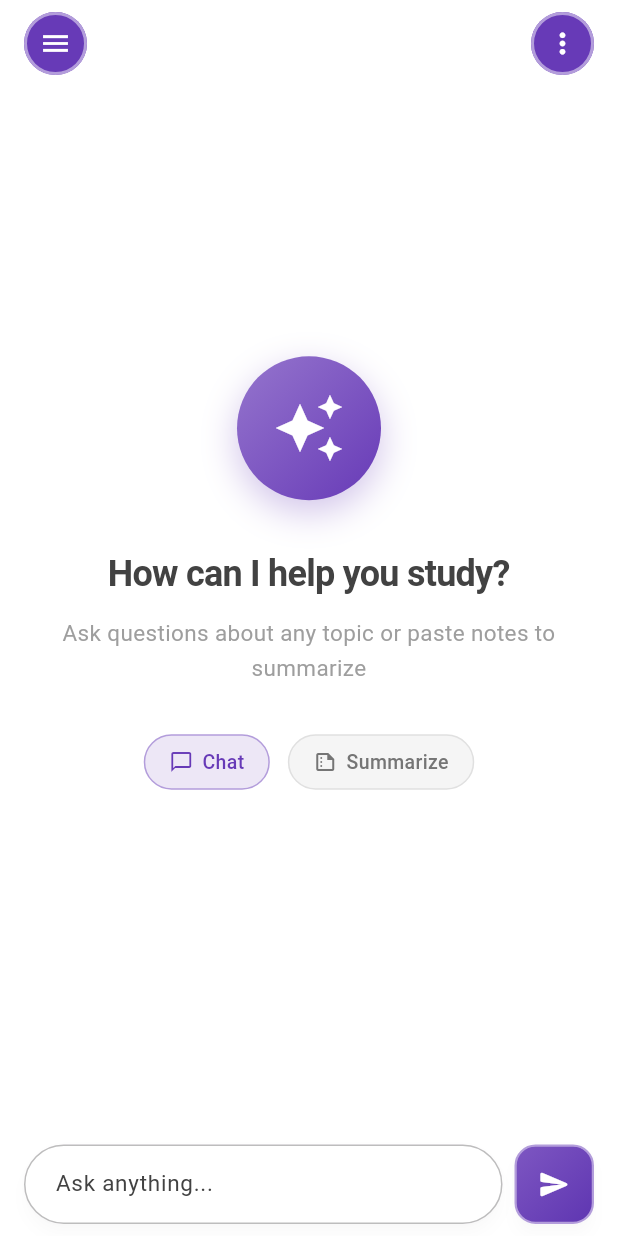
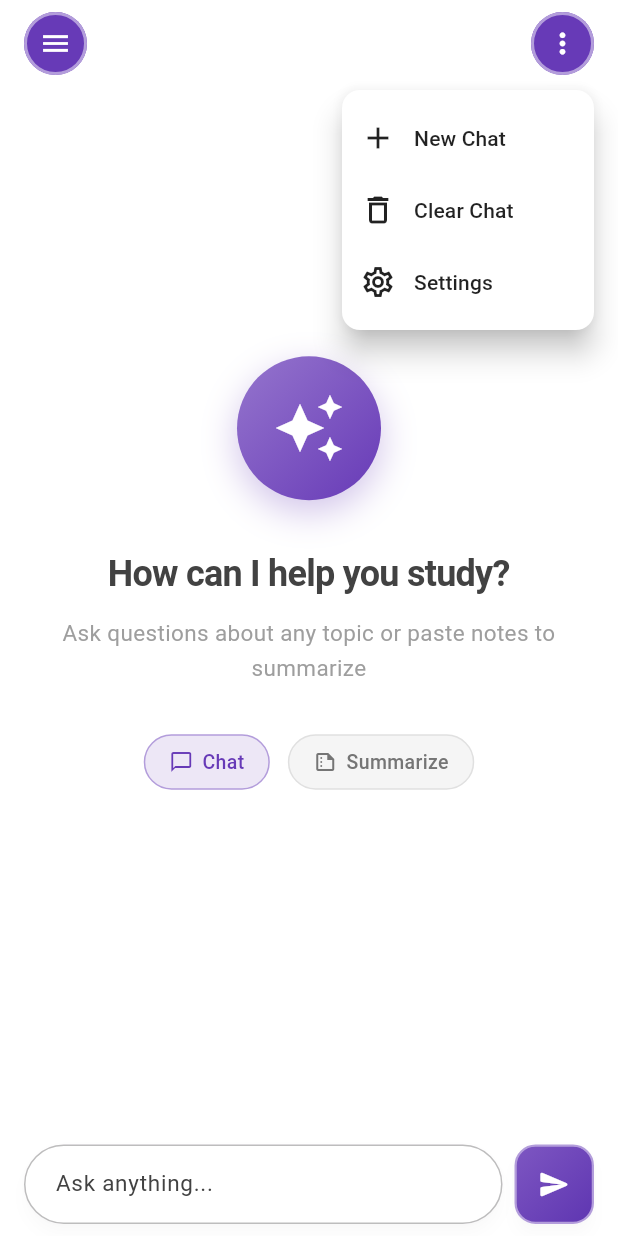
Before and after one commit to swensum/AI_Study, a Flutter app: the screen it shows after launch, after a tap on the "more vert" icon, on a phone screen of 412 x 824 dp. Run offline on Flutter 3.47's test engine with Material 3 defaults, Android fonts, the phone set to English and light mode, and no system bars; our stand-ins replace flutter_dotenv, shared_preferences.

Commit message:
chat screen fix

```diff
--- a/lib/screens/chat_screen.dart
+++ b/lib/screens/chat_screen.dart
@@ -34,10 +34,6 @@ class _ChatScreenState extends State<ChatScreen> {
         children: [
           _buildChatArea(),
 
-          // Subtle blur bar at top (like ChatGPT)
-
-
-          // Floating menu button (top left)
           Positioned(
             top: MediaQuery.of(context).padding.top + 8,
             left: 16,
@@ -55,7 +51,76 @@ class _ChatScreenState extends State<ChatScreen> {
   right: 16,
   child: _buildFloatingButton(
     icon: Icons.more_vert,
-             onTap: () {},
+    onTap: () async {
+      final result = await showMenu(
+        context: context,
+        position: RelativeRect.fromLTRB(
+          MediaQuery.of(context).size.width,
+          MediaQuery.of(context).padding.top + 60,
+          16,
+          0,
+        ),
+        color: Colors.white, // Set menu background to white
+        shape: RoundedRectangleBorder(
+          borderRadius: BorderRadius.circular(12),
+        ),
+        elevation: 8,
+        items: [
+          const PopupMenuItem(
+            value: 'new_chat',
+            child: Row(
+              children: [
+                Icon(Icons.add, color: Colors.black87),
+                SizedBox(width: 12),
+                Text('New Chat', style: TextStyle(color: Colors.black87)),
+              ],
+            ),
+          ),
+          const PopupMenuItem(
+            value: 'clear_chat',
+            child: Row(
+              children: [
+                Icon(Icons.delete_outline, color: Colors.black87),
+                SizedBox(width: 12),
+                Text('Clear Chat', style: TextStyle(color: Colors.black87)),
+              ],
+            ),
+          ),
+          const PopupMenuItem(
+            value: 'settings',
+            child: Row(
+              children: [
+                Icon(Icons.settings_outlined, color: Colors.black87),
+                SizedBox(width: 12),
+                Text('Settings', style: TextStyle(color: Colors.black87)),
+              ],
+            ),
+          ),
+        ],
+      );
+
+      switch (result) {
+        case 'new_chat':
+          // Create new session
+          context.read<ChatProvider>().startNewChat();
+          break;
+
+        case 'clear_chat':
+          // Clear current chat messages
+          context.read<ChatProvider>().clearChat();
+          break;
+
+        case 'settings':
+          // Settings not implemented yet
+          ScaffoldMessenger.of(context).showSnackBar(
+            const SnackBar(
+              content: Text('Settings coming soon!'),
+              duration: Duration(seconds: 2),
+            ),
+          );
+          break;
+      }
+    },
   ),
 ),
 
@@ -75,31 +140,23 @@ class _ChatScreenState extends State<ChatScreen> {
     required IconData icon,
     required VoidCallback onTap,
   }) {
-
-
     return Material(
       color: Colors.deepPurple,
       shape: RoundedRectangleBorder(
         borderRadius: BorderRadius.circular(50),
-      side: BorderSide(
-        color: Colors.deepPurple.shade200,
-        width: 2,
-      ),
+        side: BorderSide(color: Colors.deepPurple.shade200, width: 2),
       ),
       child: InkWell(
         borderRadius: BorderRadius.circular(50),
         onTap: onTap,
         child: Container(
           padding: const EdgeInsets.all(10),
-        child: Icon(
-          icon,
-          color: Colors.white,
-          size: 22,
-        ),
+          child: Icon(icon, color: Colors.white, size: 22),
         ),
       ),
     );
   }
+
   Widget _buildChatArea() {
     return Consumer<ChatProvider>(
       builder: (context, chatProvider, child) {
@@ -112,16 +169,8 @@ class _ChatScreenState extends State<ChatScreen> {
             return const LinearGradient(
               begin: Alignment.topCenter,
               end: Alignment.bottomCenter,
-            colors: [
-              Colors.transparent,
-              Colors.black,
-              Colors.black,
-            ],
-            stops: [
-              0.0,
-              0.12,
-              1.0,
-            ],
+              colors: [Colors.transparent, Colors.black, Colors.black],
+              stops: [0.0, 0.12, 1.0],
             ).createShader(rect);
           },
           blendMode: BlendMode.dstIn,
@@ -133,21 +182,20 @@ class _ChatScreenState extends State<ChatScreen> {
               left: 20,
               right: 20,
             ),
-          itemCount: chatProvider.messages.length +
-              (chatProvider.isLoading ? 1 : 0),
+            itemCount:
+                chatProvider.messages.length + (chatProvider.isLoading ? 1 : 0),
             itemBuilder: (context, index) {
               if (index == chatProvider.messages.length) {
                 return const _LoadingBubble();
               }
-            return _MessageBubble(
-              message: chatProvider.messages[index],
-            );
+              return _MessageBubble(message: chatProvider.messages[index]);
             },
           ),
         );
       },
     );
   }
+
   // Empty state
   Widget _buildEmptyState() {
     return Container(
@@ -287,10 +335,7 @@ class _ChatScreenState extends State<ChatScreen> {
               decoration: BoxDecoration(
                 color: Colors.white.withOpacity(0.95),
                 borderRadius: BorderRadius.circular(28),
-                border: Border.all(
-                  color: Colors.grey.shade400,
-                  width: 1,
-                ),
+                border: Border.all(color: Colors.grey.shade400, width: 1),
               ),
               child: TextField(
                 controller: _controller,
@@ -355,9 +400,7 @@ class _ChatScreenState extends State<ChatScreen> {
 
   void _sendMessage() {
     if (_controller.text.trim().isNotEmpty) {
-      context.read<ChatProvider>().sendMessage(
-        _controller.text.trim(),
-      );
+      context.read<ChatProvider>().sendMessage(_controller.text.trim());
       _controller.clear();
 
       Future.delayed(const Duration(milliseconds: 100), () {
@@ -371,7 +414,6 @@ class _ChatScreenState extends State<ChatScreen> {
       });
     }
   }
-
 }
 
 // Message bubble widget
@@ -430,19 +472,23 @@ class _MessageBubble extends StatelessWidget {
             if (message.isSummary)
               Container(
                 margin: const EdgeInsets.only(bottom: 16),
-                padding: const EdgeInsets.symmetric(horizontal: 12, vertical: 6),
+                padding: const EdgeInsets.symmetric(
+                  horizontal: 12,
+                  vertical: 6,
+                ),
                 decoration: BoxDecoration(
                   color: Colors.orange.shade50,
                   borderRadius: BorderRadius.circular(20),
-                  border: Border.all(
-                    color: Colors.orange.shade200,
-                    width: 0.5,
-                  ),
+                  border: Border.all(color: Colors.orange.shade200, width: 0.5),
                 ),
                 child: Row(
                   mainAxisSize: MainAxisSize.min,
                   children: [
-                    Icon(Icons.summarize, size: 14, color: Colors.orange.shade700),
+                    Icon(
+                      Icons.summarize,
+                      size: 14,
+                      color: Colors.orange.shade700,
+                    ),
                     const SizedBox(width: 6),
                     Text(
                       'Summary',
@@ -490,9 +536,9 @@ class _MessageBubble extends StatelessWidget {
             ),
             decoration: BoxDecoration(
               color: Colors.deepPurple.shade50,
-              borderRadius: BorderRadius.circular(20).copyWith(
-                bottomRight: Radius.zero,
-              ),
+              borderRadius: BorderRadius.circular(
+                20,
+              ).copyWith(bottomRight: Radius.zero),
             ),
             child: SelectableText(
               message.content,
@@ -533,7 +579,8 @@ class _MessageBubble extends StatelessWidget {
     for (RegExpMatch match in matches) {
       // Add text before this match
       if (match.start > lastEnd) {
-        spans.add(TextSpan(
+        spans.add(
+          TextSpan(
             text: text.substring(lastEnd, match.start),
             style: TextStyle(
               fontSize: 15,
@@ -541,12 +588,14 @@ class _MessageBubble extends StatelessWidget {
               color: Colors.grey.shade800,
               fontWeight: FontWeight.w600,
             ),
-        ));
+          ),
+        );
       }
 
       // Add bold text
       String matchText = match.group(1)!;
-      spans.add(TextSpan(
+      spans.add(
+        TextSpan(
           text: matchText,
           style: const TextStyle(
             fontSize: 16,
@@ -554,14 +603,16 @@ class _MessageBubble extends StatelessWidget {
             color: Colors.black,
             fontWeight: FontWeight.bold,
           ),
-      ));
+        ),
+      );
 
       lastEnd = match.end;
     }
 
     // Add remaining text
     if (lastEnd < text.length) {
-      spans.add(TextSpan(
+      spans.add(
+        TextSpan(
           text: text.substring(lastEnd),
           style: TextStyle(
             fontSize: 15,
@@ -569,7 +620,8 @@ class _MessageBubble extends StatelessWidget {
             color: Colors.grey.shade800,
             fontWeight: FontWeight.w600,
           ),
-      ));
+        ),
+      );
     }
 
     // If no bold formatting found, return normal text
@@ -585,9 +637,7 @@ class _MessageBubble extends StatelessWidget {
       );
     }
 
-    return SelectableText.rich(
-      TextSpan(children: spans),
-    );
+    return SelectableText.rich(TextSpan(children: spans));
   }
 }
 
@@ -651,10 +701,7 @@ class _LoadingBubble extends StatelessWidget {
               const SizedBox(width: 12),
               Text(
                 'Thinking...',
-                style: TextStyle(
-                  color: Colors.grey.shade500,
-                  fontSize: 14,
-                ),
+                style: TextStyle(color: Colors.grey.shade500, fontSize: 14),
               ),
             ],
           ),
```
Lines whose indentation alone changed are shown as unchanged.
